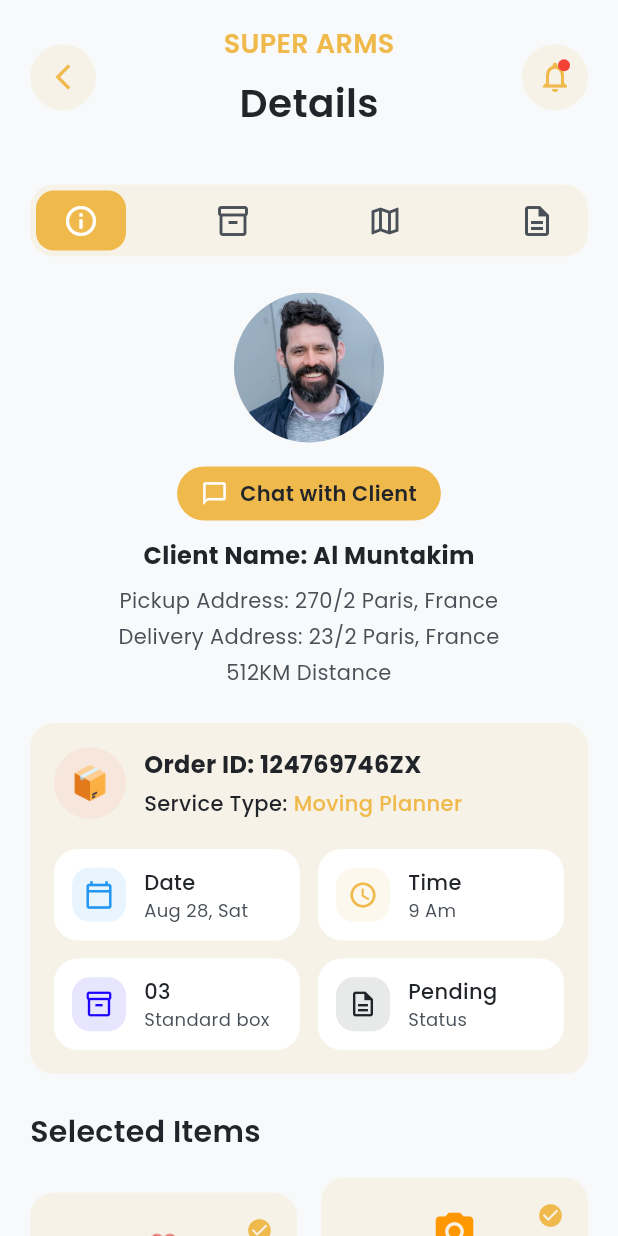
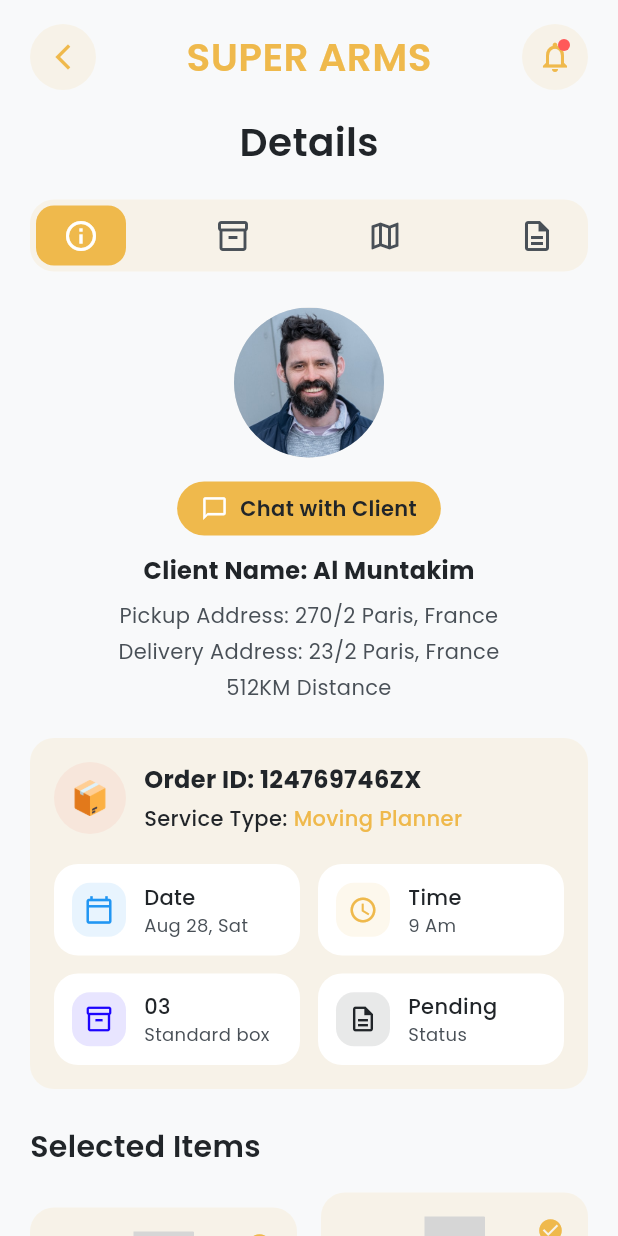
Before and after one commit to mynul56/super_arms_moving_planner, a Flutter app: the MovingPlannerDetailsView screen opened by its route, on a phone screen of 412 x 824 dp. Run offline on Flutter 3.47's test engine with Material 3 defaults, Android fonts, the phone set to English and light mode, and no system bars; our stand-ins replace file_picker, flutter_svg, get, google_fonts, image_picker, pdf and 1 more; network calls fail; project files that could hold a hidden picture were left out; grey boxes are pictures that could not be loaded.

Commit message:
feat: add new SVG icons and integrate them into available offers, details, and moving planner views.

```diff
--- a/lib/app/modules/available_offers/views/available_offers_view.dart
+++ b/lib/app/modules/available_offers/views/available_offers_view.dart
@@ -369,7 +369,7 @@ class AvailableOffersView extends GetView<AvailableOffersController> {
       children: [
         Expanded(
           child: GestureDetector(
-            onTap: () => Get.toNamed(Routes.MOVING_PLANNER_DETAILS),
+            onTap: () => Get.toNamed(Routes.DETAILS),
             child: Container(
               height: 48,
               decoration: BoxDecoration(
--- a/lib/app/modules/moving_planner_details/views/moving_planner_details_view.dart
+++ b/lib/app/modules/moving_planner_details/views/moving_planner_details_view.dart
@@ -1,4 +1,5 @@
 import 'package:flutter/material.dart';
+import 'package:flutter_svg/flutter_svg.dart';
 
 import 'package:get/get.dart';
 import 'package:google_fonts/google_fonts.dart';
@@ -21,6 +22,16 @@ class MovingPlannerDetailsView extends GetView<MovingPlannerDetailsController> {
                 child: Column(
                   crossAxisAlignment: CrossAxisAlignment.start,
                   children: [
+                    Center(
+                      child: Text(
+                        'Details',
+                        style: GoogleFonts.poppins(
+                          fontSize: 26,
+                          fontWeight: FontWeight.w600,
+                          color: const Color(0xFF212529),
+                        ),
+                      ),
+                    ),
                     const SizedBox(height: 20),
                     _buildClientInfo(),
                     const SizedBox(height: 24),
@@ -65,26 +76,15 @@ class MovingPlannerDetailsView extends GetView<MovingPlannerDetailsController> {
               ),
             ),
           ),
-          Column(
-            children: [
-              Text(
+          Center(
+            child: Text(
               'SUPER ARMS',
               style: GoogleFonts.poppins(
-                  fontSize: 18,
+                fontSize: 26,
                 fontWeight: FontWeight.w600,
                 color: const Color(0xFFEFB94C),
               ),
             ),
-              const SizedBox(height: 8),
-              Text(
-                'Details',
-                style: GoogleFonts.poppins(
-                  fontSize: 26,
-                  fontWeight: FontWeight.w600,
-                  color: const Color(0xFF212529),
-                ),
-              ),
-            ],
           ),
           Align(
             alignment: Alignment.centerRight,
@@ -110,7 +110,7 @@ class MovingPlannerDetailsView extends GetView<MovingPlannerDetailsController> {
                       width: 8,
                       height: 8,
                       decoration: const BoxDecoration(
-                        color: Colors.red,
+                        color: Color(0xFFFF5959),
                         shape: BoxShape.circle,
                       ),
                     ),
@@ -305,14 +305,13 @@ class MovingPlannerDetailsView extends GetView<MovingPlannerDetailsController> {
                           color: const Color(0xFF212529),
                         ),
                       ),
-                      Obx(
-                        () => Text(
-                          controller.serviceType.value,
+                      Text(
+                        // controller.serviceType.value might need to be "Moving Planner"
+                        'Moving Planner', // Hardcoded as per design text, or use controller if it matches
                         style: GoogleFonts.poppins(
                           fontSize: 14,
                           fontWeight: FontWeight.w500,
                           color: const Color(0xFFEFB94C),
-                          ),
                         ),
                       ),
                     ],
@@ -437,14 +436,15 @@ class MovingPlannerDetailsView extends GetView<MovingPlannerDetailsController> {
             Expanded(
               child: _buildSelectedItemCard(
                 'Mail Forwarding',
-                'assets/icons/love.png',
+                'assets/icons/mail.svg',
+                isSvg: true,
               ),
-            ), // Need correct assets
+            ),
             const SizedBox(width: 16),
             Expanded(
               child: _buildSelectedItemCard(
                 'Move Out move\nIn Inspection',
-                'assets/icons/cameraicon.svg',
+                'assets/icons/move.svg',
                 isSvg: true,
               ),
             ),
@@ -456,14 +456,16 @@ class MovingPlannerDetailsView extends GetView<MovingPlannerDetailsController> {
             Expanded(
               child: _buildSelectedItemCard(
                 'Well Being\nSupport',
-                'assets/icons/personal.png',
+                'assets/icons/well.svg',
+                isSvg: true,
               ),
             ),
             const SizedBox(width: 16),
             Expanded(
               child: _buildSelectedItemCard(
                 'Personal\nAssistance',
-                'assets/icons/man.png',
+                'assets/icons/personal.svg',
+                isSvg: true,
               ),
             ),
           ],
@@ -472,7 +474,7 @@ class MovingPlannerDetailsView extends GetView<MovingPlannerDetailsController> {
         Container(
           padding: const EdgeInsets.only(top: 16),
           decoration: const BoxDecoration(
-            border: Border(top: BorderSide(color: Colors.grey, width: 0.5)),
+            border: Border(top: BorderSide(color: Colors.black, width: 0.5)),
           ),
           child: Row(
             mainAxisAlignment: MainAxisAlignment.spaceBetween,
@@ -505,8 +507,6 @@ class MovingPlannerDetailsView extends GetView<MovingPlannerDetailsController> {
     String assetPath, {
     bool isSvg = false,
   }) {
-    // Note: Implementing without assets being verified might show placeholders
-    // Based on directory list, we have: love.png, personal.png, man.png. cameraicon.svg.
     return Container(
       padding: const EdgeInsets.all(16),
       decoration: BoxDecoration(
@@ -524,13 +524,8 @@ class MovingPlannerDetailsView extends GetView<MovingPlannerDetailsController> {
                 Container(
                   width: 40,
                   height: 40,
-                  // simplified asset loading for prototype
                   child: isSvg
-                      ? const Icon(
-                          Icons.camera_alt,
-                          color: Colors.orange,
-                          size: 30,
-                        )
+                      ? SvgPicture.asset(assetPath, width: 40, height: 40)
                       : Image.asset(
                           assetPath,
                           errorBuilder: (_, __, ___) =>
@@ -575,6 +570,10 @@ class MovingPlannerDetailsView extends GetView<MovingPlannerDetailsController> {
               color: const Color(0xFF212529),
             ),
           ),
+          const Divider(
+            thickness: 1,
+            color: Color(0xFFE0E0E0),
+          ), // Added lighter divider
           const SizedBox(height: 8),
           Obx(
             () => Text(
@@ -582,7 +581,7 @@ class MovingPlannerDetailsView extends GetView<MovingPlannerDetailsController> {
               style: GoogleFonts.poppins(
                 fontSize: 14,
                 fontWeight: FontWeight.w400,
-                color: const Color(0xFFEFB94C), // Orange text as per design
+                color: const Color(0xFFEFB94C),
               ),
             ),
           ),
```
Also changed, not shown: lib/app/modules/details/views/details_view.dart (+57 -13 lines), assets/icons/mail.svg (added), assets/icons/move.svg (added), assets/icons/personal.svg (added), assets/icons/well.svg (added). Lines whose indentation alone changed are shown as unchanged.
